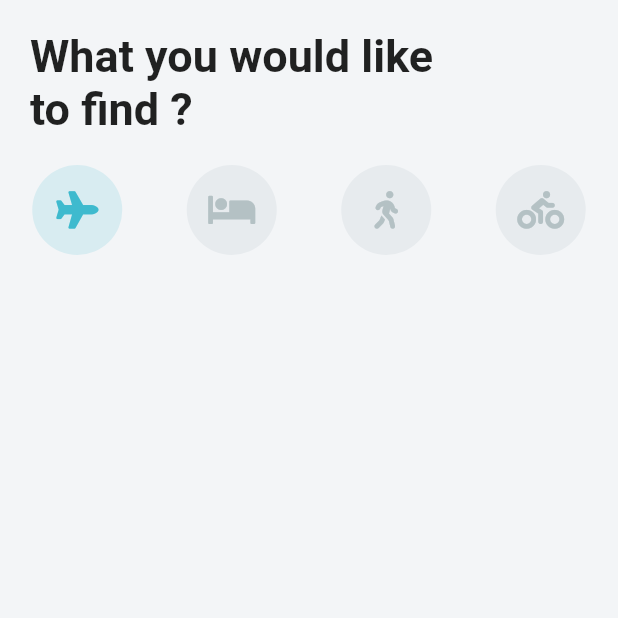
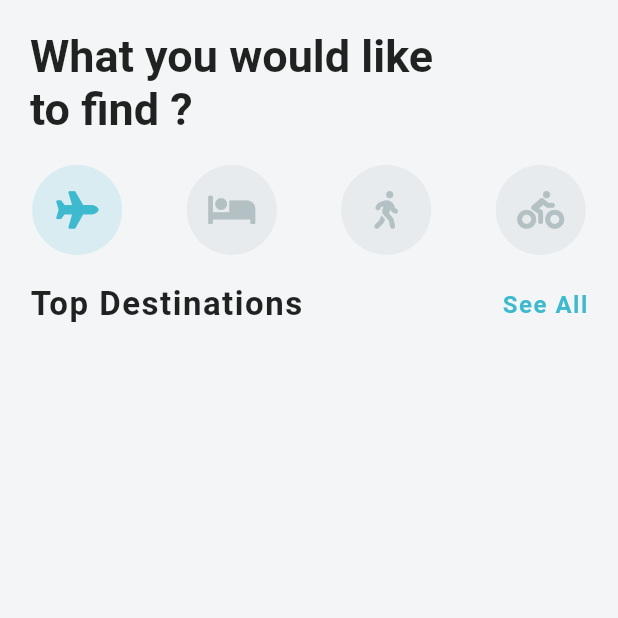
Before and after one commit to dj999dash/travelflutterapp, a Flutter app: the screen it shows after launch, on a phone screen of 412 x 824 dp, the top half of it. Run offline on Flutter 3.47's test engine with Material 2 defaults, Android fonts, the phone set to English and light mode, and no system bars; our stand-ins replace font_awesome_flutter.

Commit message:
destination carousel

```diff
--- a/lib/screens/home_screen.dart
+++ b/lib/screens/home_screen.dart
@@ -1,5 +1,7 @@
+import 'package:flutter/cupertino.dart';
 import 'package:flutter/material.dart';
 import 'package:font_awesome_flutter/font_awesome_flutter.dart';
+import 'package:travelapp/widgets/destination_carousel.dart';
 
 class HomeScreen extends StatefulWidget{
   @override
@@ -62,6 +64,8 @@ class _HomeScreenState extends State<HomeScreen>{
               children: _icons.asMap().entries.map((MapEntry map) => _buildIcon(map.key),)
               .toList(),
             ),
+            SizedBox(height: 20.0),
+            DestinationCarousel(),
           ],
         ) ,
       ) ,
--- /dev/null
+++ b/lib/widgets/destination_carousel.dart
@@ -0,0 +1,35 @@
+import 'package:flutter/material.dart';
+
+class DestinationCarousel extends StatelessWidget {
+  @override
+  Widget build(BuildContext context) {
+    return Column(
+      children: <Widget>[
+        Padding(
+          padding: const EdgeInsets.symmetric(horizontal: 20.0),
+          child: Row(
+            mainAxisAlignment: MainAxisAlignment.spaceBetween,
+            children: <Widget>[
+              Text('Top Destinations',style: TextStyle(
+                fontSize: 22.0,
+                fontWeight: FontWeight.bold,
+                letterSpacing: 1.0,
+              ),
+              ),
+              GestureDetector(
+                onTap: () => print('see all'),
+                child: Text('See All',style: TextStyle(
+                  color: Theme.of(context).primaryColor,
+                  fontSize: 16.0,
+                  fontWeight: FontWeight.w600,
+                  letterSpacing: 1.0,
+                ),
+                ),
+              ),
+            ],
+          ),
+        )
+      ],
+    );
+  }
+}
```
